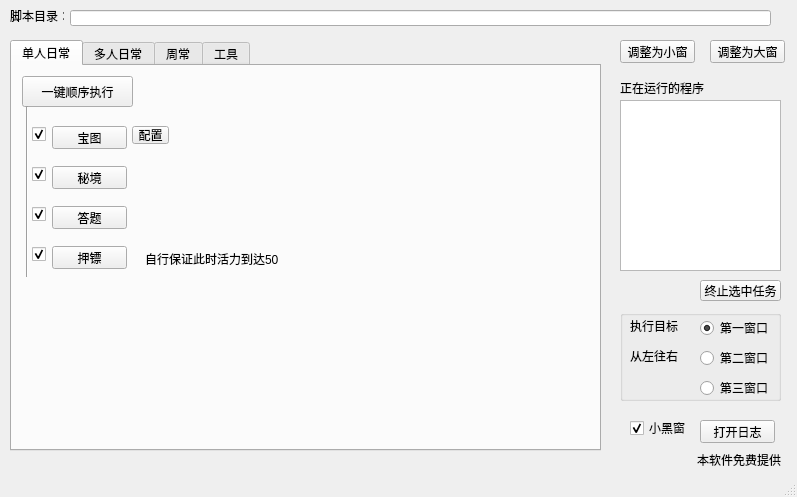
This is ui/win/script.ui in misakamikodo/mhxy_script as Qt 5 draws it before an edit. The edited form follows.
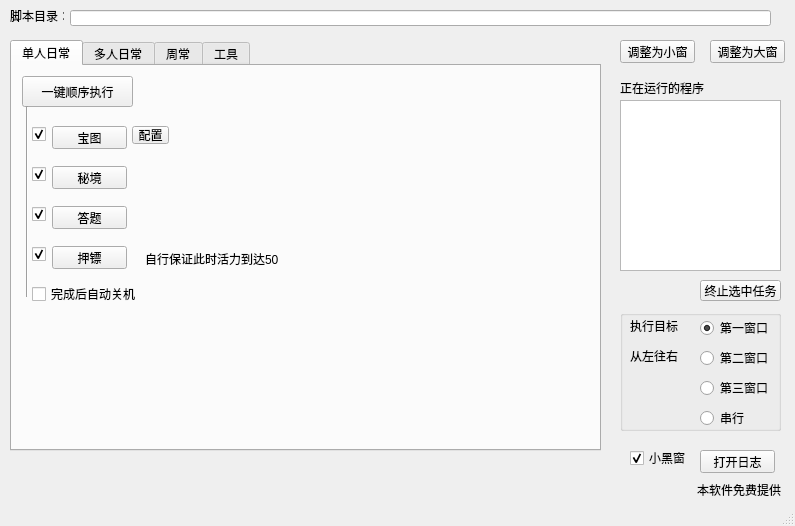
This is the edited form.

Commit message: 串行执行脚本功能； 日常关机功能

Patch:
```diff
--- a/ui/win/script.ui
+++ b/ui/win/script.ui
@@ -9,8 +9,8 @@
    <rect>
     <x>0</x>
     <y>0</y>
-    <width>797</width>
-    <height>497</height>
+    <width>795</width>
+    <height>526</height>
    </rect>
   </property>
   <property name="windowTitle">
@@ -47,7 +47,7 @@
     <property name="geometry">
      <rect>
       <x>690</x>
-      <y>450</y>
+      <y>480</y>
       <width>91</width>
       <height>20</height>
      </rect>
@@ -146,7 +146,7 @@
         <x>0</x>
         <y>40</y>
         <width>31</width>
-        <height>171</height>
+        <height>191</height>
        </rect>
       </property>
       <property name="orientation">
@@ -243,6 +243,19 @@
        <string>自行保证此时活力到达50</string>
       </property>
      </widget>
+     <widget class="QCheckBox" name="missionrichang_shutdown_chk">
+      <property name="geometry">
+       <rect>
+        <x>20</x>
+        <y>220</y>
+        <width>111</width>
+        <height>16</height>
+       </rect>
+      </property>
+      <property name="text">
+       <string>完成后自动关机</string>
+      </property>
+     </widget>
     </widget>
     <widget class="QWidget" name="richangTab2">
      <attribute name="title">
@@ -956,7 +969,7 @@
       <x>620</x>
       <y>310</y>
       <width>161</width>
-      <height>91</height>
+      <height>121</height>
      </rect>
     </property>
     <property name="title">
@@ -1030,12 +1043,25 @@
       <string>从左往右</string>
      </property>
     </widget>
+    <widget class="QRadioButton" name="target_rdo_m1">
+     <property name="geometry">
+      <rect>
+       <x>80</x>
+       <y>100</y>
+       <width>89</width>
+       <height>16</height>
+      </rect>
+     </property>
+     <property name="text">
+      <string>串行</string>
+     </property>
+    </widget>
    </widget>
    <widget class="QPushButton" name="log_btn">
     <property name="geometry">
      <rect>
       <x>700</x>
-      <y>420</y>
+      <y>450</y>
       <width>75</width>
       <height>23</height>
      </rect>
@@ -1084,7 +1110,7 @@
     <property name="geometry">
      <rect>
       <x>630</x>
-      <y>420</y>
+      <y>450</y>
       <width>71</width>
       <height>16</height>
      </rect>
```
The commit also changes 14 other files.
